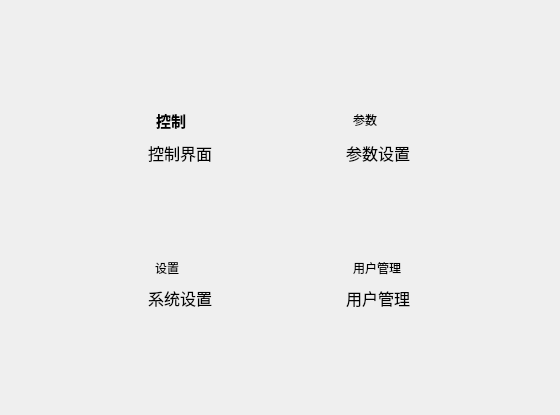
The window that mainmenu.ui (Jimmysjtu/OPSystem) describes before a commit, drawn with Qt 5.
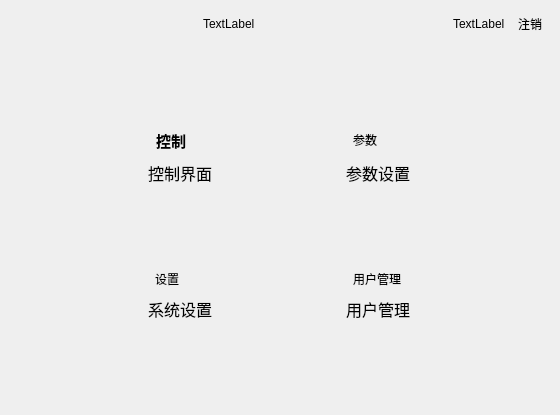
The same window after the commit. Icons and pictures are not drawn.

The edit to the form file:
```diff
--- a/mainmenu.ui
+++ b/mainmenu.ui
@@ -13,11 +13,44 @@
   <property name="windowTitle">
    <string>Dialog</string>
   </property>
-  <layout class="QVBoxLayout" name="verticalLayout">
-   <item>
+  <layout class="QGridLayout" name="gridLayout_2">
+   <item row="0" column="0">
+    <spacer name="horizontalSpacer">
+     <property name="orientation">
+      <enum>Qt::Horizontal</enum>
+     </property>
+     <property name="sizeHint" stdset="0">
+      <size>
+       <width>40</width>
+       <height>20</height>
+      </size>
+     </property>
+    </spacer>
+   </item>
+   <item row="0" column="2">
+    <spacer name="horizontalSpacer_2">
+     <property name="orientation">
+      <enum>Qt::Horizontal</enum>
+     </property>
+     <property name="sizeHint" stdset="0">
+      <size>
+       <width>40</width>
+       <height>20</height>
+      </size>
+     </property>
+    </spacer>
+   </item>
+   <item row="0" column="1">
+    <widget class="QLabel" name="username">
+     <property name="text">
+      <string>TextLabel</string>
+     </property>
+    </widget>
+   </item>
+   <item row="1" column="0" colspan="5">
     <widget class="QWidget" name="widget" native="true">
      <layout class="QGridLayout" name="gridLayout">
-      <item row="1" column="0">
+      <item row="2" column="0">
        <widget class="QToolButton" name="tb1">
         <property name="sizePolicy">
          <sizepolicy hsizetype="Fixed" vsizetype="Fixed">
@@ -60,7 +93,7 @@
         </property>
        </widget>
       </item>
-      <item row="5" column="0">
+      <item row="6" column="0">
        <widget class="QLabel" name="label_3">
         <property name="font">
          <font>
@@ -76,7 +109,7 @@
         </property>
        </widget>
       </item>
-      <item row="3" column="0">
+      <item row="4" column="0">
        <spacer name="verticalSpacer">
         <property name="orientation">
          <enum>Qt::Vertical</enum>
@@ -89,7 +122,7 @@
         </property>
        </spacer>
       </item>
-      <item row="4" column="1">
+      <item row="5" column="1">
        <widget class="QToolButton" name="tb4">
         <property name="text">
          <string>用户管理</string>
@@ -109,7 +142,7 @@
         </property>
        </widget>
       </item>
-      <item row="2" column="0">
+      <item row="3" column="0">
        <widget class="QLabel" name="label">
         <property name="font">
          <font>
@@ -125,7 +158,7 @@
         </property>
        </widget>
       </item>
-      <item row="2" column="1">
+      <item row="3" column="1">
        <widget class="QLabel" name="label_2">
         <property name="font">
          <font>
@@ -141,7 +174,7 @@
         </property>
        </widget>
       </item>
-      <item row="1" column="1">
+      <item row="2" column="1">
        <widget class="QToolButton" name="tb2">
         <property name="text">
          <string>参数</string>
@@ -161,7 +194,7 @@
         </property>
        </widget>
       </item>
-      <item row="5" column="1">
+      <item row="6" column="1">
        <widget class="QLabel" name="label_4">
         <property name="font">
          <font>
@@ -177,7 +210,7 @@
         </property>
        </widget>
       </item>
-      <item row="4" column="0">
+      <item row="5" column="0">
        <widget class="QToolButton" name="tb3">
         <property name="text">
          <string>设置</string>
@@ -210,7 +243,7 @@
         </property>
        </spacer>
       </item>
-      <item row="6" column="0">
+      <item row="7" column="0">
        <spacer name="verticalSpacer_3">
         <property name="orientation">
          <enum>Qt::Vertical</enum>
@@ -226,6 +259,27 @@
      </layout>
     </widget>
    </item>
+   <item row="0" column="4">
+    <widget class="QToolButton" name="toolButton">
+     <property name="text">
+      <string>注销</string>
+     </property>
+     <property name="icon">
+      <iconset resource="resource.qrc">
+       <normaloff>:/image/button/image/connect.png</normaloff>:/image/button/image/connect.png</iconset>
+     </property>
+     <property name="autoRaise">
+      <bool>true</bool>
+     </property>
+    </widget>
+   </item>
+   <item row="0" column="3">
+    <widget class="QLabel" name="label_5">
+     <property name="text">
+      <string>TextLabel</string>
+     </property>
+    </widget>
+   </item>
   </layout>
  </widget>
  <resources>
```
